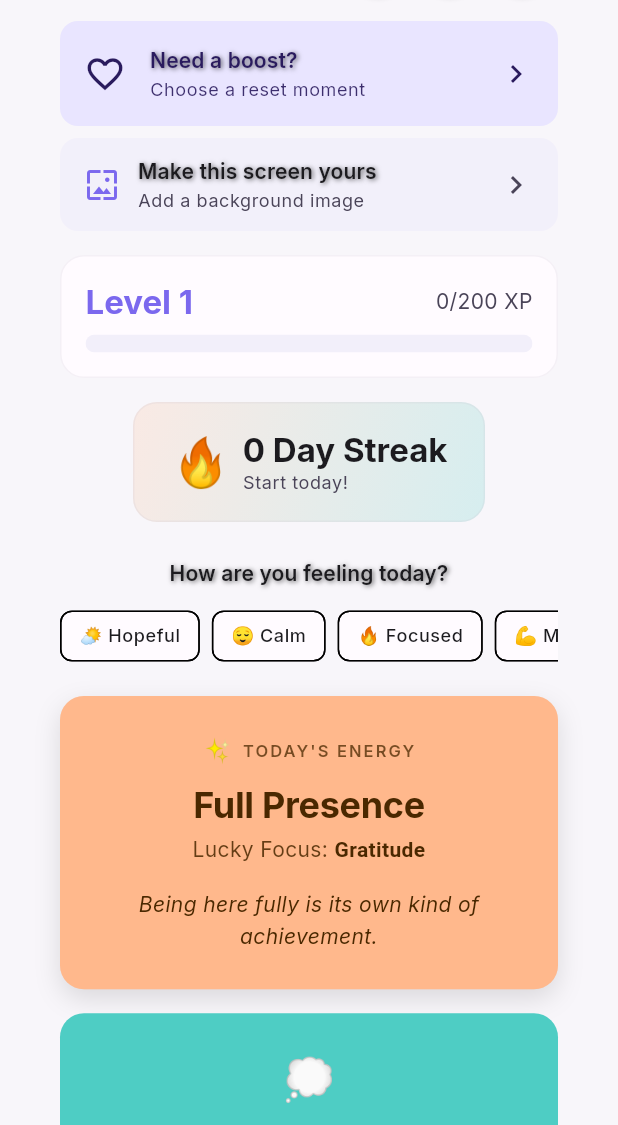
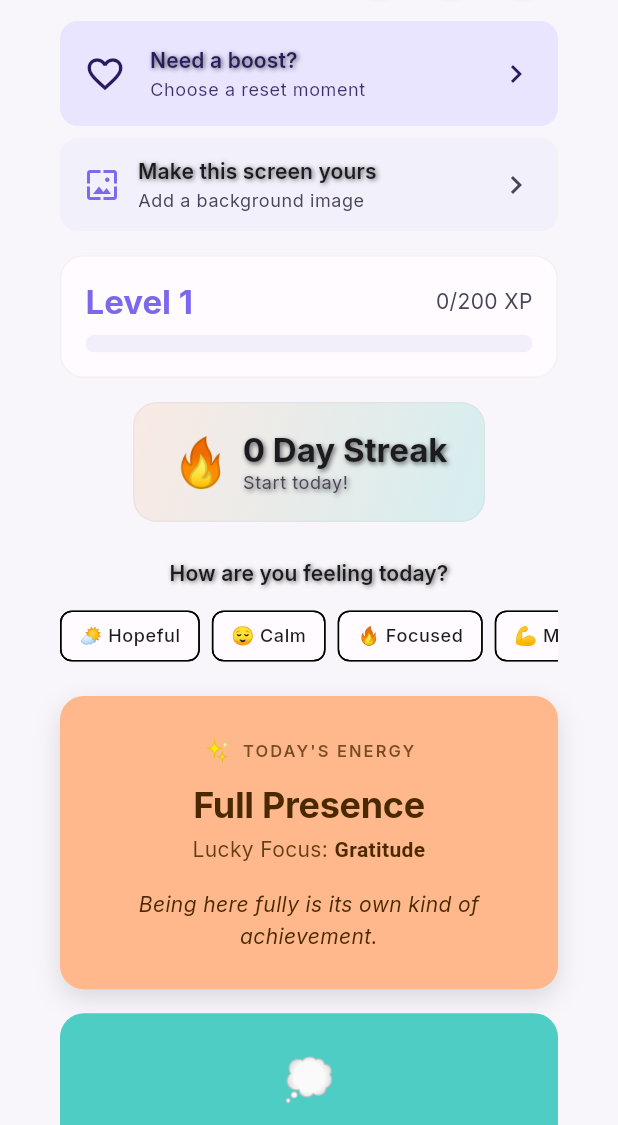
Before and after one commit to PositivePhill/positive-phill, a Flutter app: the screen it shows after launch, on a phone screen of 412 x 824 dp, the part 111-1236 px from its top. Run offline on Flutter 3.47's test engine with Material 3 defaults, Android fonts, the phone set to English and light mode, and no system bars; our stand-ins replace audioplayers, confetti, flutter_local_notifications, flutter_timezone, flutter_tts, go_router and 9 more; missing offline and left inert: dart:html, dart:ui_web, flutter_vibrate; project files that could hold a hidden picture were left out.

Commit message:
chore: polish home readability on video backgrounds

```diff
--- a/lib/screens/home_screen.dart
+++ b/lib/screens/home_screen.dart
@@ -160,6 +160,45 @@ class _HomeScreenState extends State<HomeScreen> {
         color: iconColor ?? scheme.onSurface,
       ),
     );
+  }
+
+  /// Text shadows for labels on photo/video/scrimmed backdrops (and optional user text backlight).
+  List<Shadow>? _readabilityTextShadows({
+    required bool needsReadabilityScrim,
+    required bool textBacklight,
+    required Brightness brightness,
+  }) {
+    if (!needsReadabilityScrim && !textBacklight) return null;
+    if (needsReadabilityScrim) {
+      if (brightness == Brightness.light) {
+        return [
+          Shadow(
+            color: Colors.black.withValues(alpha: 0.58),
+            offset: const Offset(0, 1),
+            blurRadius: 6,
+          ),
+          Shadow(
+            color: Colors.black.withValues(alpha: 0.22),
+            offset: Offset.zero,
+            blurRadius: 12,
+          ),
+        ];
+      }
+      return [
+        Shadow(
+          color: Colors.black.withValues(alpha: 0.72),
+          offset: const Offset(0, 1),
+          blurRadius: 3,
+        ),
+      ];
+    }
+    return [
+      Shadow(
+        color: Colors.black.withValues(alpha: 0.6),
+        offset: const Offset(1, 1),
+        blurRadius: 4,
+      ),
+    ];
   }
 
   // ── Zen mode ─────────────────────────────────────────────────────────────
@@ -434,14 +473,14 @@ class _HomeScreenState extends State<HomeScreen> {
                   hasCustomBg || (videoChosen && _boardVideoPresenting.value);
               final suppressPlainBackgroundTip = hasCustomBg || videoChosen;
 
-              final textBacklightShadows = textBacklight
-                  ? [
-                      Shadow(
-                        color: Colors.black.withValues(alpha: 0.6),
-                        offset: const Offset(1, 1),
-                        blurRadius: 4,
-                      ),
-                    ]
+              final readabilityShadows = _readabilityTextShadows(
+                needsReadabilityScrim: needsReadabilityScrim,
+                textBacklight: textBacklight,
+                brightness: Theme.of(context).brightness,
+              );
+              final lightBusyHeadingColor = needsReadabilityScrim &&
+                      Theme.of(context).brightness == Brightness.light
+                  ? Colors.white.withValues(alpha: 0.98)
                   : null;
 
               return Stack(
@@ -520,7 +559,7 @@ class _HomeScreenState extends State<HomeScreen> {
                                                     color: colorScheme.primary,
                                                     fontWeight: FontWeight.bold,
                                                     shadows:
-                                                        textBacklightShadows,
+                                                        readabilityShadows,
                                                   ),
                                                 ),
                                               ),
@@ -559,7 +598,7 @@ class _HomeScreenState extends State<HomeScreen> {
                                       if (!_zenMode) ...[
                                         const SizedBox(height: AppSpacing.md),
                                         SosEntryCard(
-                                          textShadows: textBacklightShadows,
+                                          textShadows: readabilityShadows,
                                         ),
                                       ],
 
@@ -612,7 +651,7 @@ class _HomeScreenState extends State<HomeScreen> {
                                                             color: colorScheme
                                                                 .onSurface,
                                                             shadows:
-                                                                textBacklightShadows,
+                                                                readabilityShadows,
                                                           ),
                                                         ),
                                                         const SizedBox(
@@ -649,8 +688,12 @@ class _HomeScreenState extends State<HomeScreen> {
                                         const SizedBox(height: AppSpacing.md),
                                         Center(
                                           child: StreakDisplay(
-                                              streak:
-                                                  userProvider.progress.streak),
+                                            streak:
+                                                userProvider.progress.streak,
+                                            textShadows: readabilityShadows,
+                                            stressedBackdrop:
+                                                needsReadabilityScrim,
+                                          ),
                                         ),
                                       ],
 
@@ -660,7 +703,10 @@ class _HomeScreenState extends State<HomeScreen> {
                                         MoodBar(
                                           selectedMood: _selectedMood,
                                           onMoodSelected: _onMoodSelected,
-                                          textShadows: textBacklightShadows,
+                                          textShadows: readabilityShadows,
+                                          sectionTitleColor: lightBusyHeadingColor,
+                                          chipElevatedSurface:
+                                              needsReadabilityScrim,
                                         ),
                                       ],
 
@@ -704,7 +750,7 @@ class _HomeScreenState extends State<HomeScreen> {
                                                   color: colorScheme
                                                       .onSecondaryContainer,
                                                   fontStyle: FontStyle.italic,
-                                                  shadows: textBacklightShadows,
+                                                  shadows: readabilityShadows,
                                                 ),
                                               ),
                                             ),
@@ -720,9 +766,10 @@ class _HomeScreenState extends State<HomeScreen> {
                                             "Today's Affirmations",
                                             style:
                                                 textTheme.titleLarge?.copyWith(
-                                              color: colorScheme.onSurface,
+                                              color: lightBusyHeadingColor ??
+                                                  colorScheme.onSurface,
                                               fontWeight: FontWeight.bold,
-                                              shadows: textBacklightShadows,
+                                              shadows: readabilityShadows,
                                             ),
                                           ),
                                         ),
@@ -730,6 +777,8 @@ class _HomeScreenState extends State<HomeScreen> {
                                         CategorySelector(
                                           selectedCategory: _selectedCategory,
                                           onCategoryChanged: _onCategoryChanged,
+                                          elevatedChipSurface:
+                                              needsReadabilityScrim,
                                         ),
                                       ] else ...[
                                         const SizedBox(height: AppSpacing.lg),
@@ -953,11 +1002,13 @@ class AppScrollBehavior extends MaterialScrollBehavior {
 class CategorySelector extends StatelessWidget {
   final AffirmationCategory? selectedCategory;
   final Future<void> Function(AffirmationCategory?) onCategoryChanged;
+  final bool elevatedChipSurface;
 
   const CategorySelector({
     super.key,
     required this.selectedCategory,
     required this.onCategoryChanged,
+    this.elevatedChipSurface = false,
   });
 
   @override
@@ -988,7 +1039,9 @@ class CategorySelector extends StatelessWidget {
               padding: const EdgeInsets.symmetric(horizontal: 8, vertical: 4),
               selected: selectedCategory == null,
               onSelected: (_) => onCategoryChanged(null),
-              backgroundColor: colorScheme.surface,
+              backgroundColor: elevatedChipSurface
+                  ? colorScheme.surfaceContainerHigh
+                  : colorScheme.surface,
               selectedColor: colorScheme.secondaryContainer,
             ),
           ),
@@ -1012,7 +1065,9 @@ class CategorySelector extends StatelessWidget {
                 padding: const EdgeInsets.symmetric(horizontal: 8, vertical: 4),
                 selected: isSelected,
                 onSelected: (_) => onCategoryChanged(category),
-                backgroundColor: colorScheme.surface,
+                backgroundColor: elevatedChipSurface
+                    ? colorScheme.surfaceContainerHigh
+                    : colorScheme.surface,
                 selectedColor: colorScheme.secondaryContainer,
               ),
             );
--- a/lib/widgets/mood_bar.dart
+++ b/lib/widgets/mood_bar.dart
@@ -70,11 +70,19 @@ class MoodBar extends StatelessWidget {
   final Future<void> Function(DailyMood) onMoodSelected;
   final List<Shadow>? textShadows;
 
+  /// When set (e.g. light mode + scrim), overrides heading color for contrast.
+  final Color? sectionTitleColor;
+
+  /// Slightly opaque chip fill for readability on busy backdrops.
+  final bool chipElevatedSurface;
+
   const MoodBar({
     super.key,
     required this.selectedMood,
     required this.onMoodSelected,
     this.textShadows,
+    this.sectionTitleColor,
+    this.chipElevatedSurface = false,
   });
 
   @override
@@ -92,7 +100,7 @@ class MoodBar extends StatelessWidget {
             child: Text(
               'How are you feeling today?',
               style: textTheme.titleSmall?.copyWith(
-                color: colorScheme.onSurface,
+                color: sectionTitleColor ?? colorScheme.onSurface,
                 fontWeight: FontWeight.w600,
                 shadows: textShadows,
               ),
@@ -124,7 +132,9 @@ class MoodBar extends StatelessWidget {
                   selected: isSelected,
                   onSelected: (_) => unawaited(onMoodSelected(mood)),
                   selectedColor: colorScheme.secondaryContainer,
-                  backgroundColor: colorScheme.surface,
+                  backgroundColor: chipElevatedSurface
+                      ? colorScheme.surfaceContainerHigh
+                      : colorScheme.surface,
                 ),
               );
             }).toList(),
--- a/lib/widgets/streak_display.dart
+++ b/lib/widgets/streak_display.dart
@@ -3,13 +3,52 @@ import 'package:positive_phill/theme.dart';
 
 class StreakDisplay extends StatelessWidget {
   final int streak;
+  final List<Shadow>? textShadows;
 
-  const StreakDisplay({super.key, required this.streak});
+  /// Stronger frost + text when Home uses image/video scrim.
+  final bool stressedBackdrop;
+
+  const StreakDisplay({
+    super.key,
+    required this.streak,
+    this.textShadows,
+    this.stressedBackdrop = false,
+  });
 
   @override
   Widget build(BuildContext context) {
     final colorScheme = Theme.of(context).colorScheme;
     final textTheme = Theme.of(context).textTheme;
+    final isLight = Theme.of(context).brightness == Brightness.light;
+
+    final gradAlpha = stressedBackdrop ? (isLight ? 0.42 : 0.30) : 0.2;
+    final borderAlpha = stressedBackdrop ? 0.38 : 0.2;
+
+    final subtitleColor = stressedBackdrop
+        ? (isLight
+            ? colorScheme.onSurface.withValues(alpha: 0.88)
+            : colorScheme.onSurfaceVariant)
+        : colorScheme.onSurfaceVariant;
+
+    final titleShadows = <Shadow>[
+      ...?textShadows,
+      if (stressedBackdrop && isLight)
+        Shadow(
+          color: Colors.white.withValues(alpha: 0.72),
+          blurRadius: 3,
+          offset: Offset.zero,
+        ),
+    ];
+
+    final subtitleShadows = <Shadow>[
+      ...?textShadows,
+      if (stressedBackdrop && isLight)
+        Shadow(
+          color: Colors.white.withValues(alpha: 0.65),
+          blurRadius: 3,
+          offset: Offset.zero,
+        ),
+    ];
 
     return Container(
       padding: const EdgeInsets.symmetric(
@@ -19,24 +58,33 @@ class StreakDisplay extends StatelessWidget {
       decoration: BoxDecoration(
         gradient: LinearGradient(
           colors: [
-            colorScheme.tertiary.withValues(alpha: 0.2),
-            colorScheme.secondary.withValues(alpha: 0.2),
+            colorScheme.tertiary.withValues(alpha: gradAlpha),
+            colorScheme.secondary.withValues(alpha: gradAlpha),
           ],
           begin: Alignment.topLeft,
           end: Alignment.bottomRight,
         ),
         borderRadius: BorderRadius.circular(AppRadius.lg),
         border: Border.all(
-          color: colorScheme.outline.withValues(alpha: 0.2),
+          color: colorScheme.outline.withValues(alpha: borderAlpha),
           width: 1,
         ),
+        boxShadow: stressedBackdrop
+            ? [
+                BoxShadow(
+                  color: Colors.black.withValues(alpha: isLight ? 0.14 : 0.22),
+                  blurRadius: 14,
+                  offset: const Offset(0, 4),
+                ),
+              ]
+            : null,
       ),
       child: Row(
         mainAxisSize: MainAxisSize.min,
         children: [
-          Text(
+          const Text(
             '🔥',
-            style: const TextStyle(fontSize: 32),
+            style: TextStyle(fontSize: 32),
           ),
           const SizedBox(width: AppSpacing.sm),
           Column(
@@ -48,12 +96,16 @@ class StreakDisplay extends StatelessWidget {
                 style: textTheme.titleLarge?.copyWith(
                   color: colorScheme.onSurface,
                   fontWeight: FontWeight.bold,
+                  shadows: titleShadows.isEmpty ? null : titleShadows,
                 ),
               ),
               Text(
                 streak > 0 ? 'Keep it going!' : 'Start today!',
                 style: textTheme.bodySmall?.copyWith(
-                  color: colorScheme.onSurfaceVariant,
+                  color: subtitleColor,
+                  fontWeight:
+                      stressedBackdrop && isLight ? FontWeight.w600 : null,
+                  shadows: subtitleShadows.isEmpty ? null : subtitleShadows,
                 ),
               ),
             ],
```
